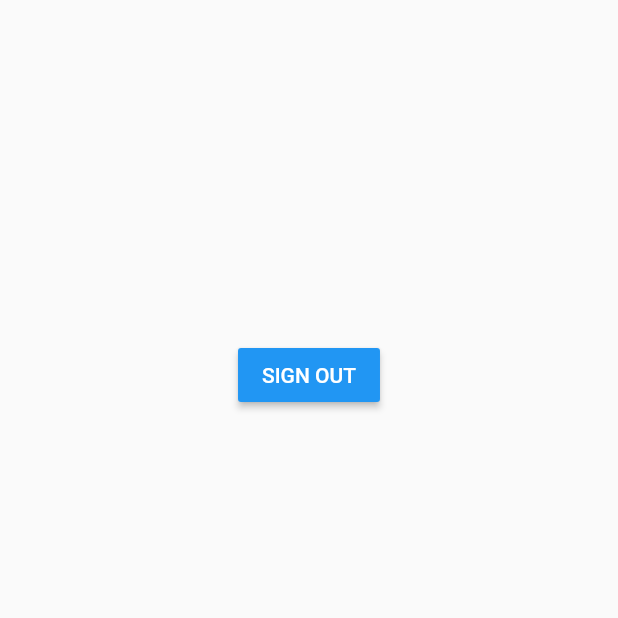
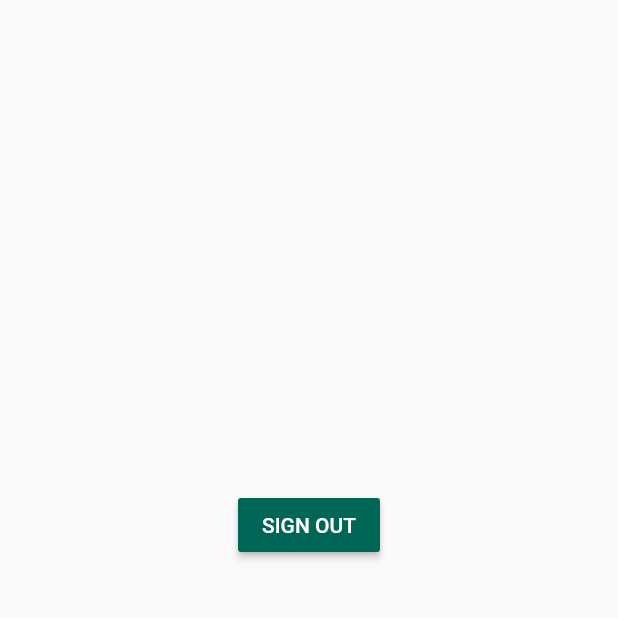
Before and after one commit to gorvk/Sign-In-and-Sign-Up-Template-in-Flutter, a Flutter app: the screen it shows once a user with an empty profile is signed in, after a tap on "SIGN OUT", on a phone screen of 412 x 824 dp, the top half of it. Run offline on Flutter 3.47's test engine with Material 2 defaults, Android fonts, the phone set to English and light mode, and no system bars; our stand-ins replace firebase_auth, firebase_core; accounts and stored records are empty; network calls fail.

```diff
--- a/lib/main.dart
+++ b/lib/main.dart
@@ -1,29 +1,3 @@
-// import 'package:flutter/material.dart';
-// import 'package:firebase_core/firebase_core.dart';
-// import 'package:flutter/services.dart';
-// import 'package:TodoApp/screens/wrapper.dart';
-// import 'package:TodoApp/screens/authenticate/signup.dart';
-
-// void main() async {
-//   WidgetsFlutterBinding.ensureInitialized();
-//   await Firebase.initializeApp();
-//   runApp(MyApp());
-// }
-
-// class MyApp extends StatelessWidget {
-//   @override
-//   Widget build(BuildContext context) {
-//     SystemChrome.setSystemUIOverlayStyle(SystemUiOverlayStyle(
-//       systemNavigationBarColor: Colors.white,
-//       systemNavigationBarIconBrightness: Brightness.dark,
-//     ));
-//     return MaterialApp(
-
-//     );
-//   }
-// }
-
-import 'package:TodoApp/screens/authenticate/signup.dart';
 import 'package:firebase_auth/firebase_auth.dart';
 import 'package:flutter/material.dart';
 import 'package:provider/provider.dart';
@@ -49,11 +23,7 @@ class MyApp extends StatelessWidget {
     return StreamProvider<User>.value(
       value: Wrapper().authStateChanges,
       child: MaterialApp(
-        initialRoute: '/',
-        routes: {
-          '/': (context) => Wrapper(),
-          '/signup': (context) => SignUp(),
-        },
+        home: Wrapper(),
       ),
     );
   }
--- a/lib/screens/authenticate/portal.dart
+++ b/lib/screens/authenticate/portal.dart
@@ -1,62 +1,25 @@
 import 'package:TodoApp/screens/authenticate/signin.dart';
+import 'package:TodoApp/screens/authenticate/signup.dart';
 import 'package:flutter/material.dart';
 
-class Portal extends StatelessWidget {
+class Portal extends StatefulWidget {
+  @override
+  _PortalState createState() => _PortalState();
+}
+
+class _PortalState extends State<Portal> {
+  bool showSignIn = true;
+  void toggleView() {
+    setState(() {
+      showSignIn = !showSignIn;
+    });
+  }
+
   @override
   Widget build(BuildContext context) {
-    return Scaffold(
-      backgroundColor: Colors.white,
-      body: Container(
-        child: SingleChildScrollView(
-          child: Column(
-            children: <Widget>[
-              Container(
-                margin: EdgeInsets.only(top: 150),
-                child: Text(
-                  "Todo App",
-                  textAlign: TextAlign.center,
-                  style: TextStyle(
-                    fontFamily: "Cursive",
-                    color: Color(0xFF006655),
-                    fontSize: 60,
-                  ),
-                ),
-              ),
-              SignIn(),
-              Container(
-                margin: EdgeInsets.only(top: 10, left: 100, right: 100),
-                child: MaterialButton(
-                  padding: EdgeInsets.all(10),
-                  color: Color(0xFF006655),
-                  child: Row(
-                    children: [
-                      Padding(
-                        padding: EdgeInsets.only(right: 10),
-                      ),
-                      Icon(
-                        Icons.account_circle,
-                        color: Colors.white,
-                      ),
-                      Padding(
-                        padding: EdgeInsets.only(right: 10),
-                      ),
-                      Text(
-                        'Create Accout',
-                        style: TextStyle(
-                          color: Colors.white,
-                        ),
-                      ),
-                    ],
-                  ),
-                  onPressed: () {
-                    Navigator.pushNamed(context, '/signup');
-                  },
-                ),
-              )
-            ],
-          ),
-        ),
-      ),
-    );
+    if (showSignIn == true) {
+      return SignIn(toggleView: toggleView);
+    }
+    return SignUp(toggleView: toggleView);
   }
 }
--- a/lib/screens/authenticate/signin.dart
+++ b/lib/screens/authenticate/signin.dart
@@ -2,6 +2,9 @@ import 'package:firebase_auth/firebase_auth.dart';
 import 'package:flutter/material.dart';
 
 class SignIn extends StatefulWidget {
+  final Function toggleView;
+  SignIn({this.toggleView});
+
   @override
   _SignInState createState() => _SignInState();
 }
@@ -14,10 +17,29 @@ class _SignInState extends State<SignIn> {
 
   @override
   Widget build(BuildContext context) {
-    return Form(
+    return Scaffold(
+      backgroundColor: Colors.white,
+      appBar: AppBar(
+        backgroundColor: Colors.white,
+        elevation: 0,
+      ),
+      body: Form(
         key: _signInKey,
+        child: SingleChildScrollView(
           child: Column(
             children: <Widget>[
+              Container(
+                margin: EdgeInsets.only(top: 80),
+                child: Text(
+                  "Todo App",
+                  textAlign: TextAlign.center,
+                  style: TextStyle(
+                    fontFamily: "Cursive",
+                    color: Color(0xFF006655),
+                    fontSize: 60,
+                  ),
+                ),
+              ),
               Container(
                 margin: EdgeInsets.only(
                   top: 50,
@@ -27,8 +49,14 @@ class _SignInState extends State<SignIn> {
                 child: TextFormField(
                   controller: email,
                   decoration: InputDecoration(
-                focusedBorder: OutlineInputBorder(
+                    enabledBorder: UnderlineInputBorder(
                       borderSide: BorderSide(
+                        color: Color(0xFF006655),
+                      ),
+                    ),
+                    focusedBorder: UnderlineInputBorder(
+                      borderSide: BorderSide(
+                        width: 1.8,
                         color: Color(0xFF006655),
                       ),
                     ),
@@ -52,8 +80,14 @@ class _SignInState extends State<SignIn> {
                   controller: password,
                   obscureText: true,
                   decoration: InputDecoration(
-                focusedBorder: OutlineInputBorder(
+                    enabledBorder: UnderlineInputBorder(
                       borderSide: BorderSide(
+                        color: Color(0xFF006655),
+                      ),
+                    ),
+                    focusedBorder: UnderlineInputBorder(
+                      borderSide: BorderSide(
+                        width: 1.8,
                         color: Color(0xFF006655),
                       ),
                     ),
@@ -92,8 +126,25 @@ class _SignInState extends State<SignIn> {
                     }
                   },
                 ),
-          )
+              ),
+              Container(
+                margin: EdgeInsets.only(top: 10),
+                child: MaterialButton(
+                  child: Text(
+                    "Create Account",
+                    style: TextStyle(
+                      color: Colors.white,
+                    ),
+                  ),
+                  color: Color(0xFF006655),
+                  onPressed: () {
+                    widget.toggleView();
+                  },
+                ),
+              ),
             ],
+          ),
+        ),
       ),
     );
   }
--- a/lib/screens/authenticate/signup.dart
+++ b/lib/screens/authenticate/signup.dart
@@ -2,6 +2,9 @@ import 'package:firebase_auth/firebase_auth.dart';
 import 'package:flutter/material.dart';
 
 class SignUp extends StatefulWidget {
+  final Function toggleView;
+  SignUp({this.toggleView});
+
   @override
   _SignUpState createState() => _SignUpState();
 }
@@ -17,11 +20,23 @@ class _SignUpState extends State<SignUp> {
     return Scaffold(
       backgroundColor: Colors.white,
       appBar: AppBar(
-        iconTheme: IconThemeData(
-          color: Color(0xFF006655),
-        ),
         backgroundColor: Colors.white,
         elevation: 0,
+        actions: <Widget>[
+          Container(
+            padding: EdgeInsets.only(right: 272),
+            child: FlatButton.icon(
+              textColor: Color(0xFF006655),
+              icon: Icon(Icons.arrow_back),
+              label: Text(
+                "",
+              ),
+              onPressed: () {
+                widget.toggleView();
+              },
+            ),
+          )
+        ],
       ),
       body: Form(
         key: _signUpKey,
@@ -45,8 +60,14 @@ class _SignUpState extends State<SignUp> {
                 child: TextFormField(
                   controller: email,
                   decoration: InputDecoration(
-                    focusedBorder: OutlineInputBorder(
+                    enabledBorder: UnderlineInputBorder(
                       borderSide: BorderSide(
+                        color: Color(0xFF006655),
+                      ),
+                    ),
+                    focusedBorder: UnderlineInputBorder(
+                      borderSide: BorderSide(
+                        width: 1.8,
                         color: Color(0xFF006655),
                       ),
                     ),
@@ -70,8 +91,14 @@ class _SignUpState extends State<SignUp> {
                   controller: password,
                   obscureText: true,
                   decoration: InputDecoration(
-                    focusedBorder: OutlineInputBorder(
+                    enabledBorder: UnderlineInputBorder(
                       borderSide: BorderSide(
+                        color: Color(0xFF006655),
+                      ),
+                    ),
+                    focusedBorder: UnderlineInputBorder(
+                      borderSide: BorderSide(
+                        width: 1.8,
                         color: Color(0xFF006655),
                       ),
                     ),
--- a/lib/screens/home.dart
+++ b/lib/screens/home.dart
@@ -15,16 +15,24 @@ class Home extends StatelessWidget {
         child: Column(
           children: [
             Container(
-              child: Text(_auth.currentUser.email),
-              margin: EdgeInsets.only(top: 10),
+              child: Container(
+                margin: EdgeInsets.only(top: 50),
+                child: Text(
+                  _auth.currentUser.email,
+                  style: TextStyle(
+                    color: Color(0xFF006655),
+                  ),
+                ),
+              ),
+              margin: EdgeInsets.only(top: 250),
             ),
             Container(
-              margin: EdgeInsets.only(top: 200),
+              margin: EdgeInsets.only(top: 10),
               child: MaterialButton(
                 onPressed: () async {
                   await _auth.signOut();
                 },
-                color: Colors.blue,
+                color: Color(0xFF006655),
                 child: Text(
                   "SIGN OUT",
                   style: TextStyle(color: Colors.white),
```
Also changed, not shown: READMEstuff/Screenshot.jpg (added), lib/screens/wrapper.dart (line endings or trailing spaces), 1 other file. Lines whose indentation alone changed are shown as unchanged.
